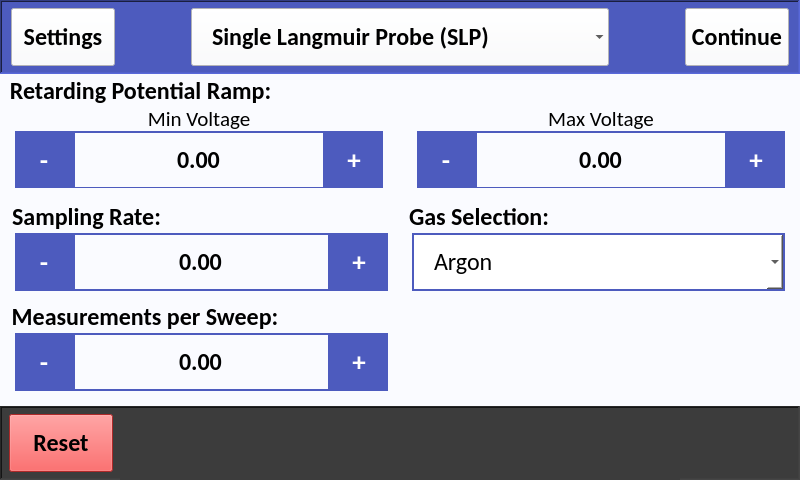
First picture: the form in src/user_interface/graphic_user_interface/experiment_setup.ui, repository CFigueroa90894/plasmetry, before the edit.
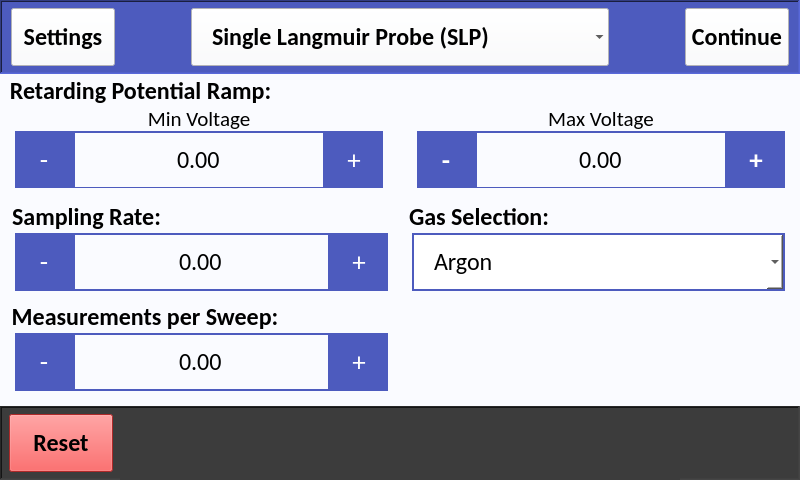
Second picture: the form after the edit. The open tabs and pages were chosen to show the change.

Commit message: removed slp bolds in values

```diff
--- a/src/user_interface/graphic_user_interface/experiment_setup.ui
+++ b/src/user_interface/graphic_user_interface/experiment_setup.ui
@@ -508,8 +508,8 @@
                    <property name="font">
                     <font>
                      <pointsize>20</pointsize>
-                     <weight>75</weight>
-                     <bold>true</bold>
+                     <weight>50</weight>
+                     <bold>false</bold>
                     </font>
                    </property>
                    <property name="styleSheet">
@@ -538,6 +538,8 @@
                     <font>
                      <family>Calibri</family>
                      <pointsize>18</pointsize>
+                     <weight>50</weight>
+                     <bold>false</bold>
                     </font>
                    </property>
                    <property name="layoutDirection">
@@ -586,8 +588,8 @@
                    <property name="font">
                     <font>
                      <pointsize>20</pointsize>
-                     <weight>75</weight>
-                     <bold>true</bold>
+                     <weight>50</weight>
+                     <bold>false</bold>
                     </font>
                    </property>
                    <property name="focusPolicy">
@@ -741,6 +743,8 @@
                     <font>
                      <family>Calibri</family>
                      <pointsize>18</pointsize>
+                     <weight>50</weight>
+                     <bold>false</bold>
                     </font>
                    </property>
                    <property name="layoutDirection">
@@ -910,8 +914,8 @@
                    <property name="font">
                     <font>
                      <pointsize>20</pointsize>
-                     <weight>75</weight>
-                     <bold>true</bold>
+                     <weight>50</weight>
+                     <bold>false</bold>
                     </font>
                    </property>
                    <property name="text">
@@ -937,6 +941,8 @@
                     <font>
                      <family>Calibri</family>
                      <pointsize>18</pointsize>
+                     <weight>50</weight>
+                     <bold>false</bold>
                     </font>
                    </property>
                    <property name="focusPolicy">
@@ -991,8 +997,8 @@
                    <property name="font">
                     <font>
                      <pointsize>20</pointsize>
-                     <weight>75</weight>
-                     <bold>true</bold>
+                     <weight>50</weight>
+                     <bold>false</bold>
                     </font>
                    </property>
                    <property name="focusPolicy">
@@ -1055,8 +1061,8 @@
                    <property name="font">
                     <font>
                      <pointsize>20</pointsize>
-                     <weight>75</weight>
-                     <bold>true</bold>
+                     <weight>50</weight>
+                     <bold>false</bold>
                     </font>
                    </property>
                    <property name="text">
@@ -1082,6 +1088,8 @@
                     <font>
                      <family>Calibri</family>
                      <pointsize>18</pointsize>
+                     <weight>50</weight>
+                     <bold>false</bold>
                     </font>
                    </property>
                    <property name="styleSheet">
@@ -1130,8 +1138,8 @@
                    <property name="font">
                     <font>
                      <pointsize>20</pointsize>
-                     <weight>75</weight>
-                     <bold>true</bold>
+                     <weight>50</weight>
+                     <bold>false</bold>
                     </font>
                    </property>
                    <property name="focusPolicy">
```
Left out of the diff: 2 changed lines with no effect on the pictures.
